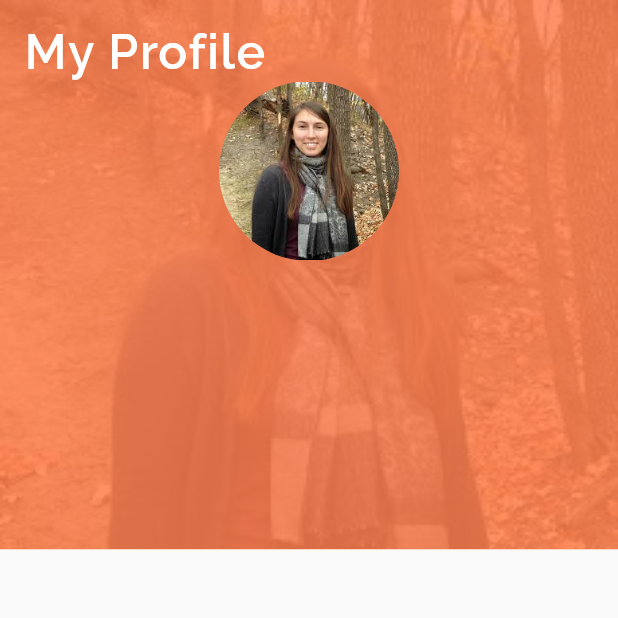
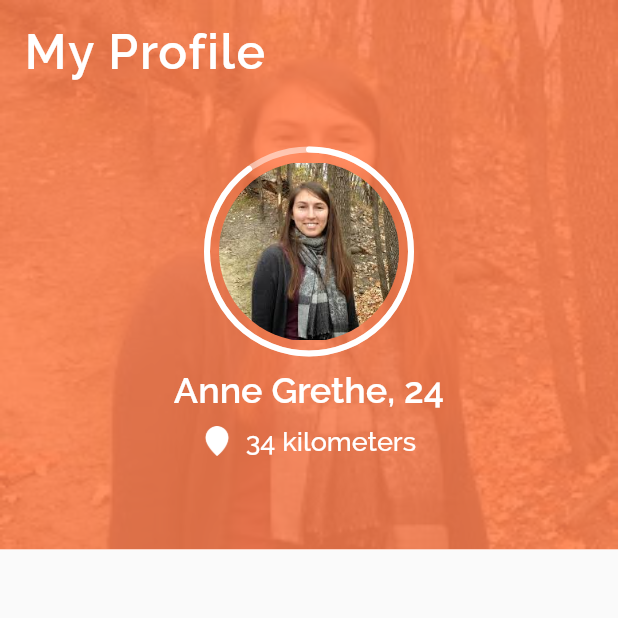
Before and after one commit to sameerkhan24/DatingAppProfileUI, a Flutter app: the screen it shows after launch, on a phone screen of 412 x 824 dp, the top half of it. Run offline on Flutter 3.47's test engine with Material 2 defaults, Android fonts, the phone set to English and light mode, and no system bars.

Commit message:
Added MyInfo widget with Radial Progress

```diff
--- a/lib/commons/myinfo.dart
+++ b/lib/commons/myinfo.dart
@@ -1,15 +1,52 @@
+import 'package:dating_app/commons/radialprogress.dart';
 import 'package:dating_app/commons/roundedimage.dart';
+import 'package:dating_app/styleguide/text_style.dart';
 import 'package:flutter/material.dart';
 
 class MyInfo extends StatelessWidget {
-  const MyInfo({ Key key }) : super(key: key);
-
   @override
   Widget build(BuildContext context) {
     return Expanded(
       child: Column(
+        mainAxisAlignment: MainAxisAlignment.center,
         children: [
-          RoundedImage(imagePath: "assets/images/anne.jpeg")
+          RadialProgress(
+            width: 4,
+            goalCompleted: 0.9,
+            child: RoundedImage(
+              imagePath: "assets/images/anne.jpeg",
+              size: Size.fromWidth(120.0),
+            ),
+          ),
+          SizedBox(height: 10,),
+          Row(
+            mainAxisAlignment: MainAxisAlignment.center,
+            children: <Widget>[
+              Text(
+                "Anne Grethe",
+                style: whiteNameTextStyle,
+              ),
+              Text(
+                ", 24",
+                style: whiteNameTextStyle,
+              ),
+            ],
+          ),
+          SizedBox(height: 10,),
+          Row(
+              mainAxisAlignment: MainAxisAlignment.center,
+              children: <Widget>[
+                Image.asset(
+                  "assets/icons/location_pin.png",
+                  width: 20.0,
+                  color: Colors.white,
+                ),
+                Text(
+                  "  34 kilometers",
+                  style: whiteSubHeadingTextStyle,
+                )
+              ],
+          ),
         ],
       ),
     );
--- /dev/null
+++ b/lib/commons/radialprogress.dart
@@ -0,0 +1,102 @@
+import 'package:flutter/material.dart';
+import 'package:vector_math/vector_math_64.dart' as math;
+
+class RadialProgress extends StatefulWidget {
+  final double goalCompleted;
+  final Widget child;
+  final Color progressColor;
+  final Color progressBackgroundColor;
+  final double width;
+
+  const RadialProgress(
+      {Key key,
+        @required this.child,
+        this.goalCompleted = 0.7,
+        this.progressColor = Colors.white,
+        this.progressBackgroundColor = Colors.white,
+        this.width = 8})
+      : super(key: key);
+
+  @override
+  _RadialProgressState createState() => _RadialProgressState();
+}
+
+class _RadialProgressState extends State<RadialProgress> with SingleTickerProviderStateMixin {
+  AnimationController _radialProgressAnimationController;
+  Animation<double> _progressAnimation;
+  final Duration fadeInDuration = Duration(milliseconds: 500);
+  final Duration fillDuration = Duration(seconds: 2);
+
+  double progressDegrees = 0;
+  var count = 0;
+
+  @override
+  void initState() {
+    super.initState();
+    _radialProgressAnimationController = AnimationController(vsync: this, duration: fillDuration);
+    _progressAnimation =
+    Tween(begin: 0.0, end: 360.0).animate(CurvedAnimation(parent: _radialProgressAnimationController, curve: Curves.easeIn))
+      ..addListener(() {
+        setState(() {
+          progressDegrees = widget.goalCompleted * _progressAnimation.value;
+        });
+      });
+
+    _radialProgressAnimationController.forward();
+  }
+
+  @override
+  void dispose() {
+    _radialProgressAnimationController.dispose();
+    super.dispose();
+  }
+
+  @override
+  Widget build(BuildContext context) {
+    return CustomPaint(
+      child: Padding(
+        padding: const EdgeInsets.all(8.0),
+        child: widget.child,
+      ),
+      painter: RadialPainter(
+        progressDegrees,
+        widget.progressColor,
+        widget.progressBackgroundColor,
+        widget.width,
+      ),
+    );
+  }
+}
+
+class RadialPainter extends CustomPainter {
+  double progressInDegrees, width;
+  final Color progressColor, progressBackgroundColor;
+
+  RadialPainter(this.progressInDegrees, this.progressColor, this.progressBackgroundColor, this.width);
+
+  @override
+  void paint(Canvas canvas, Size size) {
+    Paint paint = Paint()
+      ..color = progressBackgroundColor.withOpacity(0.5)
+      ..strokeCap = StrokeCap.round
+      ..style = PaintingStyle.stroke
+      ..strokeWidth = width;
+
+    Offset center = Offset(size.width / 2, size.height / 2);
+    canvas.drawCircle(center, size.width / 2, paint);
+
+    Paint progressPaint = Paint()
+      ..color = progressColor
+      ..strokeCap = StrokeCap.round
+      ..style = PaintingStyle.stroke
+      ..strokeWidth = width;
+
+    canvas.drawArc(
+        Rect.fromCircle(center: center, radius: size.width / 2), math.radians(-90), math.radians(progressInDegrees), false, progressPaint);
+  }
+
+  @override
+  bool shouldRepaint(CustomPainter oldDelegate) {
+    return true;
+  }
+}
```
